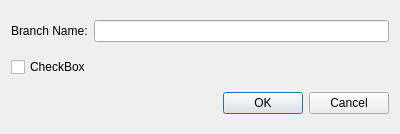
First picture: the form in src/plugins/git/branchadddialog.ui, repository qt-creator/qt-creator, before the edit.
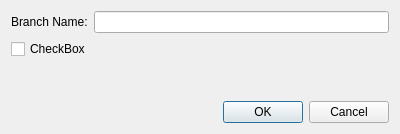
Second picture: the form after the edit.

Commit message:
Add spacer between widget and dialogbox button
So layout is ok when we resize this dialogbox

The edit to the form file:
```diff
--- a/src/plugins/git/branchadddialog.ui
+++ b/src/plugins/git/branchadddialog.ui
@@ -31,7 +31,7 @@
      </property>
     </widget>
    </item>
-   <item row="2" column="0" colspan="2">
+   <item row="3" column="0" colspan="2">
     <widget class="QDialogButtonBox" name="buttonBox">
      <property name="orientation">
       <enum>Qt::Horizontal</enum>
@@ -41,6 +41,19 @@
      </property>
     </widget>
    </item>
+   <item row="2" column="0" colspan="2">
+    <spacer name="verticalSpacer">
+     <property name="orientation">
+      <enum>Qt::Vertical</enum>
+     </property>
+     <property name="sizeHint" stdset="0">
+      <size>
+       <width>20</width>
+       <height>40</height>
+      </size>
+     </property>
+    </spacer>
+   </item>
   </layout>
  </widget>
  <resources/>
```
